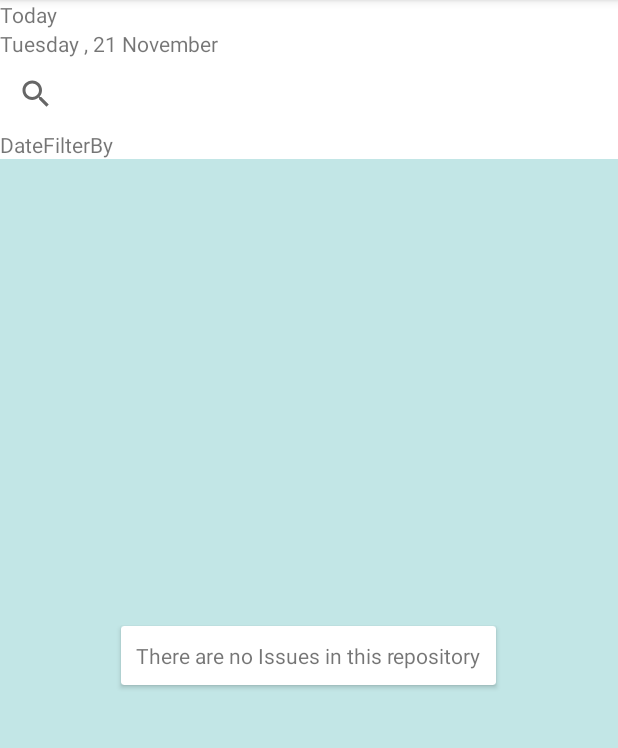
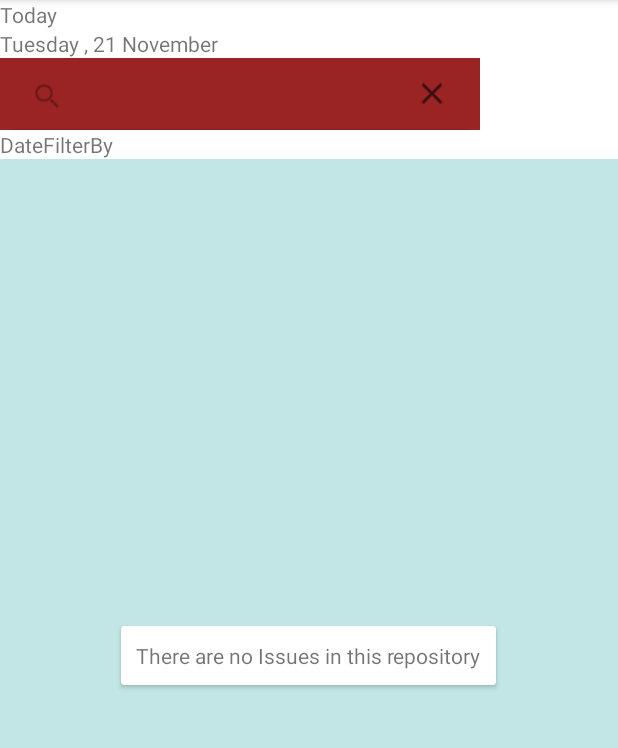
Before and after one commit to KellyEgesa/GITHUB-ISSUE-TRACKER, an Android app: the MainActivity screen opened directly, with no data from a screen before it, on a phone screen of 412 x 824 dp, the part 84-832 px from its top. Run offline under Robolectric (Android 15) with nearby library versions, the phone set to English and light mode, and no system bars; our stand-ins replace ButterKnife; libraries missing offline, so code that uses them is left out: org.parceler; 1 statement that could not run was skipped.

Commit message:
Added search

```diff
--- a/app/src/main/java/com/savannahInformatics/githubissuetracker/UserInterface/MainActivity.java
+++ b/app/src/main/java/com/savannahInformatics/githubissuetracker/UserInterface/MainActivity.java
@@ -17,8 +17,14 @@ import com.savannahInformatics.githubissuetracker.R;
 
 import org.parceler.Parcels;
 
+import java.text.DateFormat;
+import java.text.SimpleDateFormat;
+import java.time.format.DateTimeFormatter;
 import java.util.ArrayList;
+import java.util.Calendar;
+import java.util.Date;
 import java.util.List;
+import java.util.Locale;
 
 import butterknife.BindView;
 import butterknife.ButterKnife;
@@ -32,6 +38,7 @@ public class MainActivity extends AppCompatActivity {
     SearchView mSearch;
     List<GitHubRepoIssue> repoIssues;
     IssueListAdapter issueListAdapter;
+    Boolean gotIssues;
 
     @Override
     protected void onCreate(Bundle savedInstanceState) {
@@ -39,9 +46,22 @@ public class MainActivity extends AppCompatActivity {
         setContentView(R.layout.activity_main);
         ButterKnife.bind(this);
 
-        Boolean gotIssues = getIntent().getBooleanExtra("hasIssues", false);
+        mSearch.setIconified(false);
+
+        gotIssues = getIntent().getBooleanExtra("hasIssues", false);
         repoIssues = Parcels.unwrap(getIntent().getParcelableExtra("repoIssues"));
 
+        setUpIssues();
+
+        Calendar calendar = Calendar.getInstance();
+
+        String date = DateFormat.getDateInstance(DateFormat.FULL).format(calendar.getTime());
+
+        Toast.makeText(MainActivity.this, "Date " + date, Toast.LENGTH_LONG).show();
+
+    }
+
+    private void setUpIssues() {
         if (gotIssues) {
             alternativeLayout.setVisibility(View.GONE);
             mRecyclerViewIssues.setVisibility(View.VISIBLE);
@@ -62,8 +82,8 @@ public class MainActivity extends AppCompatActivity {
                 }
             });
         }
+    }
 
-    }
 
     private void filterIssues(String query) {
         List<GitHubRepoIssue> tempRepoIssue = new ArrayList<>();
--- a/app/src/main/res/layout/activity_main.xml
+++ b/app/src/main/res/layout/activity_main.xml
@@ -1,10 +1,10 @@
 <?xml version="1.0" encoding="utf-8"?>
 <LinearLayout xmlns:android="http://schemas.android.com/apk/res/android"
-    android:orientation="vertical"
     xmlns:app="http://schemas.android.com/apk/res-auto"
     xmlns:tools="http://schemas.android.com/tools"
     android:layout_width="match_parent"
     android:layout_height="match_parent"
+    android:orientation="vertical"
     tools:context=".UserInterface.MainActivity">
 
     <TextView
@@ -24,8 +24,10 @@
 
     <SearchView
         android:id="@+id/searchViewIssues"
-        android:layout_width="match_parent"
-        android:layout_height="wrap_content">
+        android:layout_width="wrap_content"
+        android:layout_height="wrap_content"
+        android:background="#9A2323"
+        android:iconifiedByDefault="true">
 
     </SearchView>
 
```
Also changed, not shown: app/src/main/java/com/savannahInformatics/githubissuetracker/Adapters/RepositoriesListAdapter.java (+17 -3 lines), app/src/main/java/com/savannahInformatics/githubissuetracker/UserInterface/RepositoryActivity.java (+6 -3 lines).
